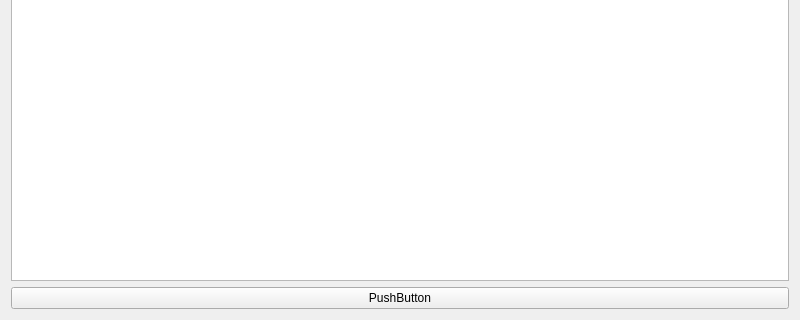
mahan109910/linking_me, file serch.ui: the form before one commit; both pictures show x 0 to 800 and y 180 to 500 of the 800 by 500 pixel window.
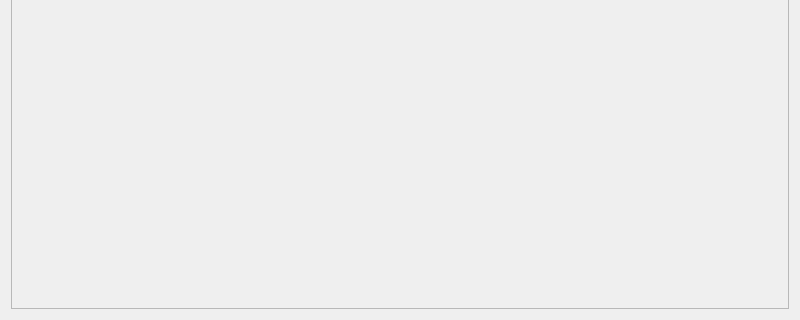
The form after the commit.

```diff
--- a/serch.ui
+++ b/serch.ui
@@ -17,17 +17,24 @@
    <item row="0" column="0">
     <layout class="QGridLayout" name="gridLayout">
      <item row="0" column="0">
-      <widget class="QListWidget" name="listWidget_profile"/>
+      <widget class="QScrollArea" name="scrollArea">
+       <property name="widgetResizable">
+        <bool>true</bool>
+       </property>
+       <widget class="QWidget" name="scrollAreaWidgetContents">
+        <property name="geometry">
+         <rect>
+          <x>0</x>
+          <y>0</y>
+          <width>774</width>
+          <height>474</height>
+         </rect>
+        </property>
+       </widget>
+      </widget>
      </item>
     </layout>
    </item>
-   <item row="1" column="0">
-    <widget class="QPushButton" name="pushButton_viwe">
-     <property name="text">
-      <string>PushButton</string>
-     </property>
-    </widget>
-   </item>
   </layout>
  </widget>
  <resources/>
```
